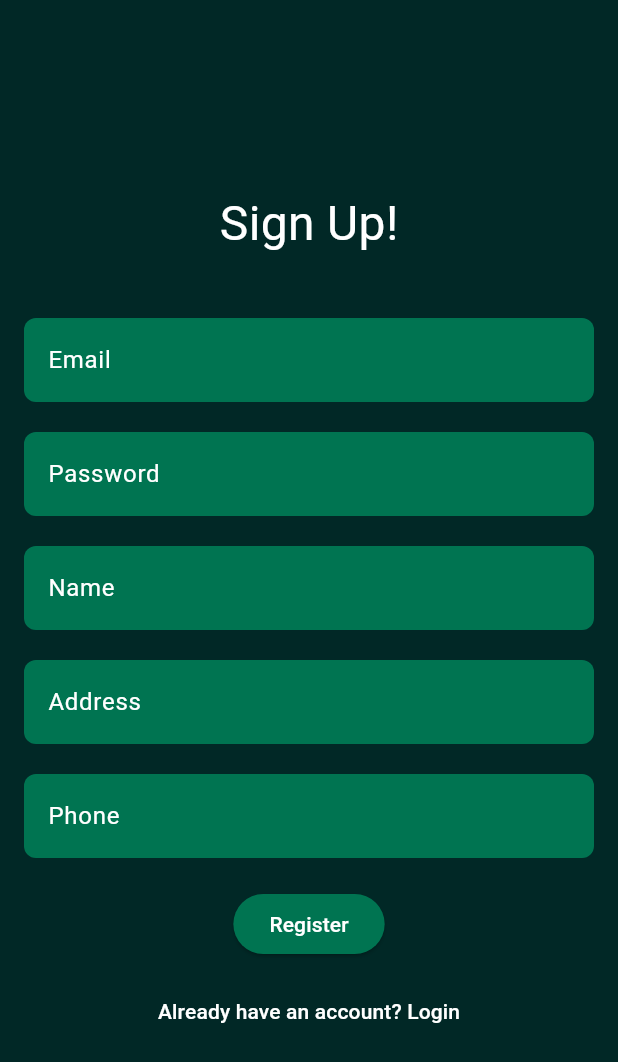
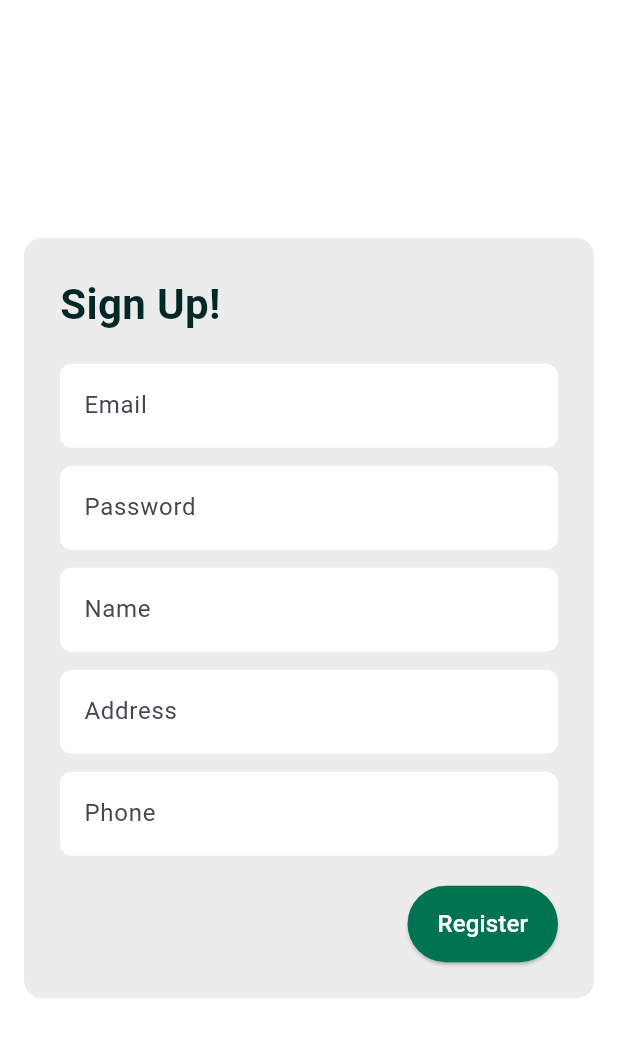
Before and after one commit to ISIS-3510-Mobiles/Flutter, a Flutter app: the RegisterView screen opened by its route, on a phone screen of 412 x 824 dp. Shown: the top 1062 px of the screen. Run offline on Flutter 3.47's test engine with Material 3 defaults, Android fonts, the phone set to English and light mode, and no system bars.

Commit message:
Actualizaciones de diseño
Se actualizan colores para acomodarse mas al Figma

```diff
--- a/ecostyle/lib/views/register_view.dart
+++ b/ecostyle/lib/views/register_view.dart
@@ -4,23 +4,83 @@ class RegisterView extends StatelessWidget {
   @override
   Widget build(BuildContext context) {
     return Scaffold(
-      backgroundColor: Color(0xFF012826), // Fondo
-      body: Padding(
+      backgroundColor: Colors.white, // Fondo blanco
+      body: Center(
+        child: SingleChildScrollView(
+          child: Padding(
             padding: const EdgeInsets.all(16.0),
+            child: Container(
+              decoration: BoxDecoration(
+                color: Color(0xFFECECEC), // Recuadro gris claro
+                borderRadius: BorderRadius.circular(12),
+              ),
+              padding: const EdgeInsets.all(24.0), // Espacio interno del recuadro
               child: Column(
-          mainAxisAlignment: MainAxisAlignment.center,
+                crossAxisAlignment: CrossAxisAlignment.start,
                 children: [
                   Text(
                     'Sign Up!',
-              style: TextStyle(fontSize: 32, color: Colors.white), // Título
+                    style: TextStyle(
+                      fontSize: 28,
+                      color: Color(0xFF012826),
+                      fontWeight: FontWeight.bold,
+                    ), // Título en verde oscuro
                   ),
-            SizedBox(height: 40),
+                  SizedBox(height: 20),
                   TextField(
                     decoration: InputDecoration(
-                labelText: 'Email',
-                labelStyle: TextStyle(color: Colors.white),
+                      hintText: 'Email',
                       filled: true,
-                fillColor: Color(0xFF007451), // Verde más claro
+                      fillColor: Colors.white, // Fondo blanco de las cajas de texto
+                      border: OutlineInputBorder(
+                        borderRadius: BorderRadius.circular(8),
+                        borderSide: BorderSide.none,
+                      ),
+                    ),
+                  ),
+                  SizedBox(height: 12),
+                  TextField(
+                    obscureText: true,
+                    decoration: InputDecoration(
+                      hintText: 'Password',
+                      filled: true,
+                      fillColor: Colors.white, // Fondo blanco de las cajas de texto
+                      border: OutlineInputBorder(
+                        borderRadius: BorderRadius.circular(8),
+                        borderSide: BorderSide.none,
+                      ),
+                    ),
+                  ),
+                  SizedBox(height: 12),
+                  TextField(
+                    decoration: InputDecoration(
+                      hintText: 'Name',
+                      filled: true,
+                      fillColor: Colors.white, // Fondo blanco de las cajas de texto
+                      border: OutlineInputBorder(
+                        borderRadius: BorderRadius.circular(8),
+                        borderSide: BorderSide.none,
+                      ),
+                    ),
+                  ),
+                  SizedBox(height: 12),
+                  TextField(
+                    decoration: InputDecoration(
+                      hintText: 'Address',
+                      filled: true,
+                      fillColor: Colors.white, // Fondo blanco de las cajas de texto
+                      border: OutlineInputBorder(
+                        borderRadius: BorderRadius.circular(8),
+                        borderSide: BorderSide.none,
+                      ),
+                    ),
+                  ),
+                  SizedBox(height: 12),
+                  TextField(
+                    decoration: InputDecoration(
+                      hintText: 'Phone',
+                      filled: true,
+                      fillColor: Colors.white, // Fondo blanco de las cajas de texto
                       border: OutlineInputBorder(
                         borderRadius: BorderRadius.circular(8),
                         borderSide: BorderSide.none,
@@ -28,82 +88,29 @@ class RegisterView extends StatelessWidget {
                     ),
                   ),
                   SizedBox(height: 20),
-            TextField(
-              obscureText: true,
-              decoration: InputDecoration(
-                labelText: 'Password',
-                labelStyle: TextStyle(color: Colors.white),
-                filled: true,
-                fillColor: Color(0xFF007451), // Verde más claro
-                border: OutlineInputBorder(
-                  borderRadius: BorderRadius.circular(8),
-                  borderSide: BorderSide.none,
-                ),
-              ),
-            ),
-            SizedBox(height: 20),
-            TextField(
-              decoration: InputDecoration(
-                labelText: 'Name',
-                labelStyle: TextStyle(color: Colors.white),
-                filled: true,
-                fillColor: Color(0xFF007451), // Verde más claro
-                border: OutlineInputBorder(
-                  borderRadius: BorderRadius.circular(8),
-                  borderSide: BorderSide.none,
-                ),
-              ),
-            ),
-            SizedBox(height: 20),
-            TextField(
-              decoration: InputDecoration(
-                labelText: 'Address',
-                labelStyle: TextStyle(color: Colors.white),
-                filled: true,
-                fillColor: Color(0xFF007451), // Verde más claro
-                border: OutlineInputBorder(
-                  borderRadius: BorderRadius.circular(8),
-                  borderSide: BorderSide.none,
-                ),
-              ),
-            ),
-            SizedBox(height: 20),
-            TextField(
-              decoration: InputDecoration(
-                labelText: 'Phone',
-                labelStyle: TextStyle(color: Colors.white),
-                filled: true,
-                fillColor: Color(0xFF007451), // Verde más claro
-                border: OutlineInputBorder(
-                  borderRadius: BorderRadius.circular(8),
-                  borderSide: BorderSide.none,
-                ),
-              ),
-            ),
-            SizedBox(height: 20),
-            ElevatedButton(
+                  Align(
+                    alignment: Alignment.centerRight, // Botón alineado a la derecha
+                    child: ElevatedButton(
                       style: ElevatedButton.styleFrom(
-                backgroundColor: Color(0xFF007451), // Color del botón
+                        backgroundColor: Color(0xFF007451), // Botón verde lima
+                        padding: EdgeInsets.symmetric(vertical: 14, horizontal: 20),
                       ),
                       onPressed: () {
                         // Lógica para registrar
                         Navigator.pushNamed(context, '/profile');
                       },
-              child: Text('Register', style: TextStyle(color: Colors.white)), // Color del texto
-            ),
-            SizedBox(height: 10),
-            TextButton(
-              onPressed: () {
-                Navigator.pushNamed(context, '/login'); // Redirigir a login
-              },
                       child: Text(
-                'Already have an account? Login',
-                style: TextStyle(color: Colors.white), // Color del texto
+                        'Register',
+                        style: TextStyle(color: Colors.white, fontSize: 16),
+                      ), // Texto del botón en blanco
                     ),
                   ),
                 ],
               ),
             ),
+          ),
+        ),
+      ),
     );
   }
 }
```
Also changed, not shown: ecostyle/lib/views/login_view.dart (+57 -28 lines). Lines whose indentation alone changed are shown as unchanged.
